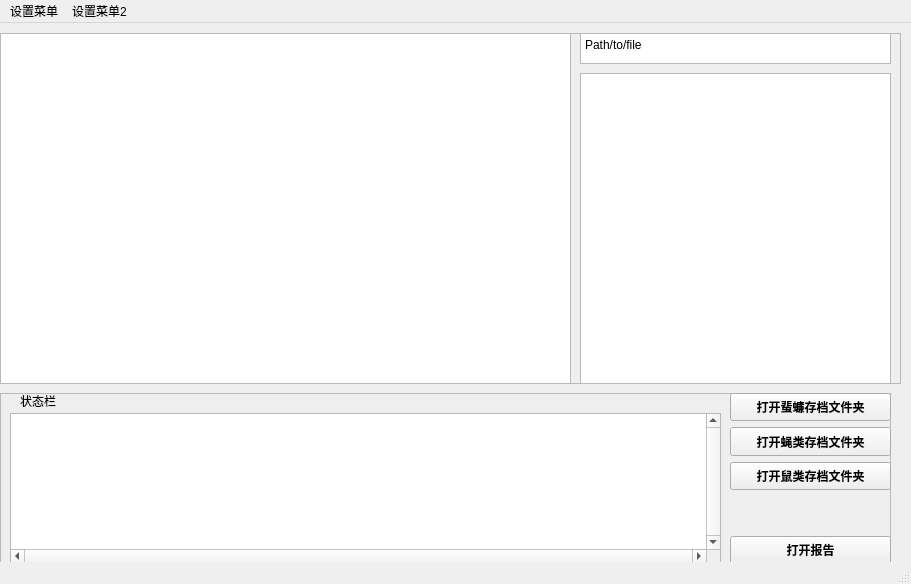
First picture: the form in ui/tab7.ui, repository 2950067210dqy/pyqt6_project_smart_device, before the edit.
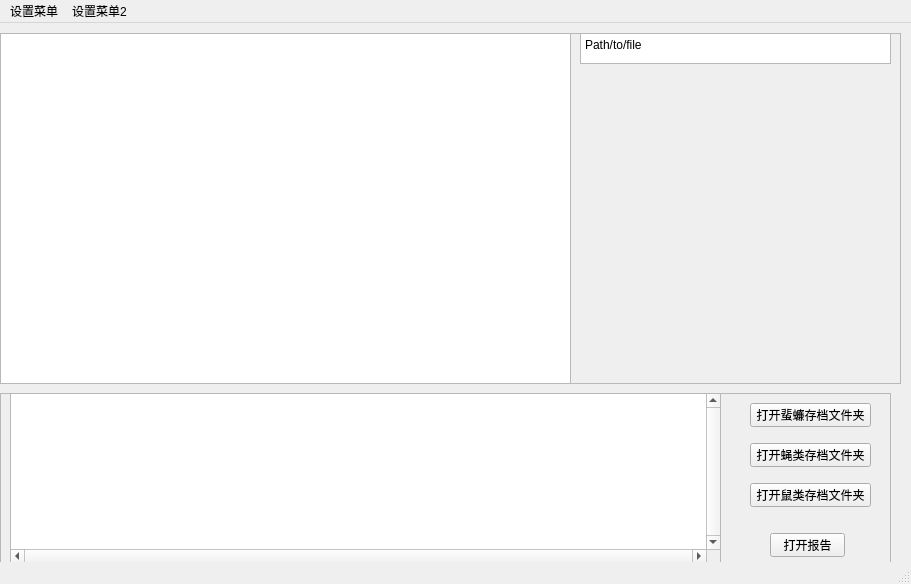
Second picture: the form after the edit.

```diff
--- a/ui/tab7.ui
+++ b/ui/tab7.ui
@@ -43,9 +43,9 @@
      <property name="geometry">
       <rect>
        <x>10</x>
-       <y>20</y>
+       <y>0</y>
        <width>711</width>
-       <height>151</height>
+       <height>171</height>
       </rect>
      </property>
      <property name="verticalScrollBarPolicy">
@@ -68,123 +68,57 @@
 &lt;p style=&quot;-qt-paragraph-type:empty; margin-top:0px; margin-bottom:0px; margin-left:0px; margin-right:0px; -qt-block-indent:0; text-indent:0px;&quot;&gt;&lt;br /&gt;&lt;/p&gt;&lt;/body&gt;&lt;/html&gt;</string>
      </property>
     </widget>
-    <widget class="QLabel" name="label">
+    <widget class="QPushButton" name="openFL_btn">
      <property name="geometry">
       <rect>
-       <x>20</x>
-       <y>0</y>
-       <width>54</width>
-       <height>16</height>
+       <x>750</x>
+       <y>10</y>
+       <width>121</width>
+       <height>24</height>
       </rect>
      </property>
      <property name="text">
-      <string>状态栏</string>
+      <string>打开蜚蠊存档文件夹</string>
      </property>
     </widget>
-    <widget class="QWidget" name="verticalLayoutWidget">
+    <widget class="QPushButton" name="openYL_btn">
      <property name="geometry">
       <rect>
-       <x>730</x>
-       <y>0</y>
-       <width>161</width>
-       <height>171</height>
+       <x>750</x>
+       <y>50</y>
+       <width>121</width>
+       <height>24</height>
       </rect>
      </property>
-     <layout class="QVBoxLayout" name="verticalLayout">
-      <item>
-       <widget class="QPushButton" name="openFL_btn">
-        <property name="sizePolicy">
-         <sizepolicy hsizetype="Expanding" vsizetype="Expanding">
-          <horstretch>0</horstretch>
-          <verstretch>0</verstretch>
-         </sizepolicy>
-        </property>
-        <property name="font">
-         <font>
-          <family>宋体</family>
-          <pointsize>9</pointsize>
-          <bold>true</bold>
-         </font>
-        </property>
-        <property name="text">
-         <string>打开蜚蠊存档文件夹</string>
-        </property>
-       </widget>
-      </item>
-      <item>
-       <widget class="QPushButton" name="openYL_btn">
-        <property name="sizePolicy">
-         <sizepolicy hsizetype="Expanding" vsizetype="MinimumExpanding">
-          <horstretch>0</horstretch>
-          <verstretch>0</verstretch>
-         </sizepolicy>
-        </property>
-        <property name="font">
-         <font>
-          <family>宋体</family>
-          <pointsize>9</pointsize>
-          <bold>true</bold>
-         </font>
-        </property>
-        <property name="text">
-         <string>打开蝇类存档文件夹</string>
-        </property>
-       </widget>
-      </item>
-      <item>
-       <widget class="QPushButton" name="openSL_btn">
-        <property name="sizePolicy">
-         <sizepolicy hsizetype="Expanding" vsizetype="MinimumExpanding">
-          <horstretch>0</horstretch>
-          <verstretch>0</verstretch>
-         </sizepolicy>
-        </property>
-        <property name="font">
-         <font>
-          <family>宋体</family>
-          <pointsize>9</pointsize>
-          <bold>true</bold>
-         </font>
-        </property>
-        <property name="text">
-         <string>打开鼠类存档文件夹</string>
-        </property>
-       </widget>
-      </item>
-      <item>
-       <spacer name="verticalSpacer">
-        <property name="orientation">
-         <enum>Qt::Vertical</enum>
-        </property>
-        <property name="sizeHint" stdset="0">
-         <size>
-          <width>20</width>
-          <height>40</height>
-         </size>
-        </property>
-       </spacer>
-      </item>
-      <item>
-       <widget class="QPushButton" name="openReport_btn">
-        <property name="sizePolicy">
-         <sizepolicy hsizetype="Expanding" vsizetype="MinimumExpanding">
-          <horstretch>0</horstretch>
-          <verstretch>0</verstretch>
-         </sizepolicy>
-        </property>
-        <property name="font">
-         <font>
-          <family>宋体</family>
-          <pointsize>9</pointsize>
-          <bold>true</bold>
-         </font>
-        </property>
-        <property name="text">
-         <string>打开报告</string>
-        </property>
-       </widget>
-      </item>
-     </layout>
+     <property name="text">
+      <string>打开蝇类存档文件夹</string>
+     </property>
+    </widget>
+    <widget class="QPushButton" name="openSL_btn">
+     <property name="geometry">
+      <rect>
+       <x>750</x>
+       <y>90</y>
+       <width>121</width>
+       <height>24</height>
+      </rect>
+     </property>
+     <property name="text">
+      <string>打开鼠类存档文件夹</string>
+     </property>
+    </widget>
+    <widget class="QPushButton" name="openReport_btn">
+     <property name="geometry">
+      <rect>
+       <x>770</x>
+       <y>140</y>
+       <width>75</width>
+       <height>24</height>
+      </rect>
+     </property>
+     <property name="text">
+      <string>打开报告</string>
+     </property>
     </widget>
    </widget>
    <widget class="QFrame" name="graphic_frame">
@@ -202,22 +136,6 @@
     <property name="frameShadow">
      <enum>QFrame::Raised</enum>
     </property>
-    <widget class="QGraphicsView" name="graphicsView_2">
-     <property name="geometry">
-      <rect>
-       <x>10</x>
-       <y>40</y>
-       <width>311</width>
-       <height>311</height>
-      </rect>
-     </property>
-     <property name="sizePolicy">
-      <sizepolicy hsizetype="Expanding" vsizetype="Preferred">
-       <horstretch>0</horstretch>
-       <verstretch>0</verstretch>
-      </sizepolicy>
-     </property>
-    </widget>
     <widget class="QPlainTextEdit" name="plainTextEdit">
      <property name="geometry">
       <rect>
@@ -231,6 +149,17 @@
       <string>Path/to/file</string>
      </property>
     </widget>
+    <widget class="QWidget" name="verticalLayoutWidget">
+     <property name="geometry">
+      <rect>
+       <x>10</x>
+       <y>40</y>
+       <width>311</width>
+       <height>311</height>
+      </rect>
+     </property>
+     <layout class="QVBoxLayout" name="charts_layout"/>
+    </widget>
    </widget>
   </widget>
   <widget class="QMenuBar" name="menubar">
```
Left out of the diff: 4 changed lines with no effect on the pictures.
